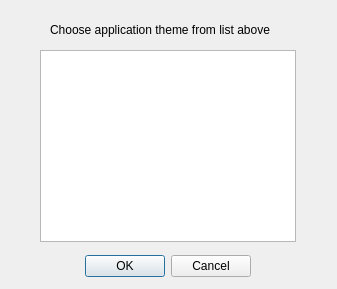
This is src/admc/choose_theme_dialog.ui in altlinux/admc as Qt 5 draws it before an edit. The edited form follows.
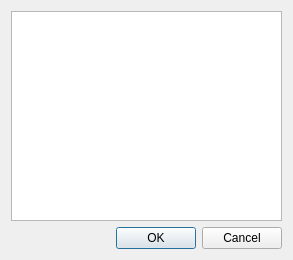
This is the edited form.

Commit message:
Theme selection dialog is refactored
ChooseThemeDialog is merged with SelectThemeImpl class and refactored.
SelectThemeImpl class is removed.

What changed in the file:
```diff
--- a/src/admc/choose_theme_dialog.ui
+++ b/src/admc/choose_theme_dialog.ui
@@ -6,38 +6,16 @@
    <rect>
     <x>0</x>
     <y>0</y>
-    <width>337</width>
-    <height>289</height>
+    <width>293</width>
+    <height>260</height>
    </rect>
   </property>
   <property name="windowTitle">
    <string>ChooseTheme</string>
   </property>
-  <widget class="QDialogButtonBox" name="button_box">
-   <property name="geometry">
-    <rect>
-     <x>80</x>
-     <y>250</y>
-     <width>171</width>
-     <height>32</height>
-    </rect>
-   </property>
-   <property name="orientation">
-    <enum>Qt::Horizontal</enum>
-   </property>
-   <property name="standardButtons">
-    <set>QDialogButtonBox::Cancel|QDialogButtonBox::Ok</set>
-   </property>
-  </widget>
+  <layout class="QVBoxLayout" name="verticalLayout">
+   <item>
   <widget class="QListView" name="theme_list">
-   <property name="geometry">
-    <rect>
-     <x>40</x>
-     <y>50</y>
-     <width>256</width>
-     <height>192</height>
-    </rect>
-   </property>
    <property name="editTriggers">
     <set>QAbstractItemView::NoEditTriggers</set>
    </property>
@@ -57,19 +35,18 @@
     <bool>true</bool>
    </property>
   </widget>
-  <widget class="QLabel" name="label">
-   <property name="geometry">
-    <rect>
-     <x>50</x>
-     <y>20</y>
-     <width>231</width>
-     <height>20</height>
-    </rect>
-   </property>
-   <property name="text">
-    <string>Choose application theme from list above</string>
-   </property>
-  </widget>
+   </item>
+   <item>
+    <widget class="QDialogButtonBox" name="button_box">
+     <property name="orientation">
+      <enum>Qt::Horizontal</enum>
+     </property>
+     <property name="standardButtons">
+      <set>QDialogButtonBox::Cancel|QDialogButtonBox::Ok</set>
+     </property>
+    </widget>
+   </item>
+  </layout>
  </widget>
  <resources/>
  <connections>
```
Left out of the diff: 2 changed lines with no effect on the pictures. Lines whose indentation alone changed are shown as unchanged. The commit also changes 7 other files.
